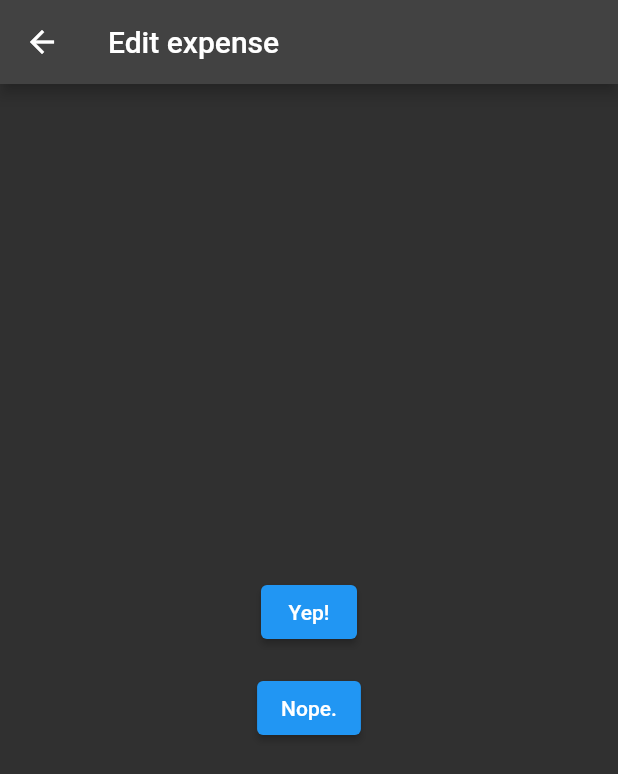
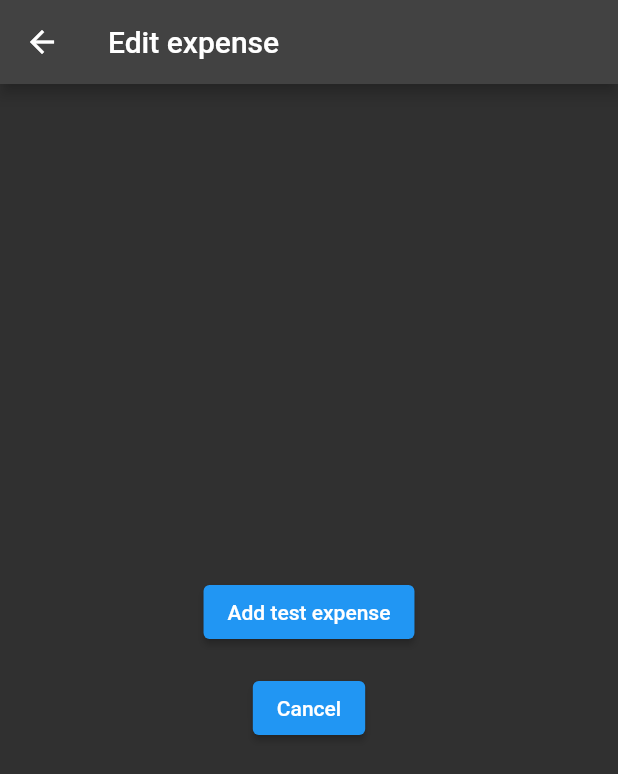
Before and after one commit to victorzshi/splitsi, a Flutter app: the EditBillScreen screen opened by its route, after a tap on "New expense", on a phone screen of 412 x 824 dp. Shown: the top 774 px of the screen. Run offline on Flutter 3.47's test engine with Material 2 defaults, Android fonts, the phone set to English and light mode, and no system bars; our stand-ins replace cloud_firestore, firebase_core; accounts and stored records are empty.

Commit message:
Add expense model

```diff
--- a/analysis_options.yaml
+++ b/analysis_options.yaml
@@ -23,7 +23,7 @@ linter:
   # producing the lint.
   rules:
     # avoid_print: false  # Uncomment to disable the `avoid_print` rule
-    # prefer_single_quotes: true  # Uncomment to enable the `prefer_single_quotes` rule
+    prefer_single_quotes: true  # Uncomment to enable the `prefer_single_quotes` rule
 
 # Additional information about this file can be found at
 # https://dart.dev/guides/language/analysis-options
--- a/lib/src/app.dart
+++ b/lib/src/app.dart
@@ -38,6 +38,8 @@ class App extends StatelessWidget {
             builder: (context) => ViewBillScreen(code: code),
           );
         }
+
+        return null;
       },
       onUnknownRoute: (settings) {
         return MaterialPageRoute(
--- a/lib/src/models/bill.dart
+++ b/lib/src/models/bill.dart
@@ -4,8 +4,8 @@ import 'package:cloud_firestore/cloud_firestore.dart';
 
 class Bill {
   Bill({
-    required this.code,
-    required this.timestamp,
+    this.code,
+    this.timestamp,
     this.title,
     this.description,
   });
@@ -30,17 +30,17 @@ class Bill {
 
   Map<String, dynamic> toFirestore() {
     return {
-      if (code != null) "code": code,
-      if (timestamp != null) "timestamp": timestamp,
-      if (title != null) "title": title,
-      if (description != null) "description": description,
+      if (code != null) 'code': code,
+      if (timestamp != null) 'timestamp': timestamp,
+      if (title != null) 'title': title,
+      if (description != null) 'description': description,
     };
   }
 }
 
 class BillService {
   static final collection =
-      FirebaseFirestore.instance.collection("bills").withConverter(
+      FirebaseFirestore.instance.collection('bills').withConverter(
             fromFirestore: Bill.fromFirestore,
             toFirestore: (bill, options) => bill.toFirestore(),
           );
@@ -51,7 +51,7 @@ class BillService {
     const length = 4;
 
     Future<bool> isNotUniqueCode() async {
-      final query = await collection.where("code", isEqualTo: code).get();
+      final query = await collection.where('code', isEqualTo: code).get();
 
       return query.docs.isNotEmpty;
     }
@@ -71,7 +71,7 @@ class BillService {
   }
 
   static Future<Bill> fetch(String code) async {
-    final query = await collection.where("code", isEqualTo: code).get();
+    final query = await collection.where('code', isEqualTo: code).get();
 
     if (query.docs.isEmpty) {
       throw Exception('Bill not found');
@@ -87,14 +87,15 @@ class BillService {
   }
 
   static void setTestData() async {
-    final query = await collection.where("code", isEqualTo: "TEST").get();
+    const code = 'TEST';
+    final query = await collection.where('code', isEqualTo: code).get();
 
     if (query.docs.isNotEmpty) return;
 
     final timestamp = DateTime.now().toIso8601String();
 
     final testBill = Bill(
-      code: 'TEST',
+      code: code,
       timestamp: timestamp,
       title: 'Test bill',
       description: 'Contains dummy data',
@@ -110,9 +111,9 @@ class BillService {
       timestamp: timestamp,
     );
 
-    await collection.doc('TEST').set(testBill);
-    await collection.doc('SAME1').set(sameBill);
-    await collection.doc('SAME2').set(sameBill);
-    await collection.doc('NULL').set(nullBill);
+    await collection.add(testBill);
+    await collection.add(sameBill);
+    await collection.add(sameBill);
+    await collection.add(nullBill);
   }
 }
--- /dev/null
+++ b/lib/src/models/expense.dart
@@ -0,0 +1,69 @@
+import 'package:cloud_firestore/cloud_firestore.dart';
+
+class Expense {
+  Expense({
+    this.code,
+    this.title,
+    this.amount,
+    this.people,
+  });
+
+  final String? code;
+  final String? title;
+  final double? amount;
+  final List<String>? people;
+
+  factory Expense.fromFirestore(
+    DocumentSnapshot<Map<String, dynamic>> snapshot,
+    SnapshotOptions? options,
+  ) {
+    final data = snapshot.data();
+    return Expense(
+      code: data?['code'],
+      title: data?['title'],
+      amount: data?['amount'],
+      people: data?['people'],
+    );
+  }
+
+  Map<String, dynamic> toFirestore() {
+    return {
+      if (code != null) 'code': code,
+      if (title != null) 'title': title,
+      if (amount != null) 'amount': amount,
+      if (people != null) 'people': people,
+    };
+  }
+}
+
+class ExpenseService {
+  static final collection =
+      FirebaseFirestore.instance.collection('expenses').withConverter(
+            fromFirestore: Expense.fromFirestore,
+            toFirestore: (expense, options) => expense.toFirestore(),
+          );
+
+  static void upload(Expense expense) async {
+    await collection.add(expense);
+  }
+
+  static Future<List<Expense>> fetch(String code) async {
+    final query = await collection.where('code', isEqualTo: code).get();
+
+    if (query.docs.isEmpty) {
+      throw Exception('Expenses not found');
+    }
+
+    // TODO: Return list of expenses.
+    return [];
+  }
+
+  static void setTestData() async {
+    const code = 'TEST';
+    final query = await collection.where('code', isEqualTo: code).get();
+
+    if (query.docs.isNotEmpty) return;
+
+    // TODO: Add test data.
+  }
+}
--- a/lib/src/screens/edit_bill/edit_bill_screen.dart
+++ b/lib/src/screens/edit_bill/edit_bill_screen.dart
@@ -1,6 +1,7 @@
 import 'package:flutter/material.dart';
 
 import '../../models/bill.dart';
+import '../../models/expense.dart';
 import '../../widgets/expense_card.dart';
 import '../edit_expense/edit_expense_screen.dart';
 import '../view_bill/view_bill_screen.dart';
@@ -26,25 +27,29 @@ class _CreateBillScreen extends State<EditBillScreen> {
 
   @override
   Widget build(BuildContext context) {
+    final expenses = <Expense>[];
+
+    expenses.add(Expense(
+      title: 'Taxi',
+      amount: 10,
+      people: ['Ash', 'May', 'Brock', 'Misty'],
+    ));
+
+    expenses.add(Expense(
+      title: 'Food',
+      amount: 17.50,
+      people: ['Ash', 'May', 'Brock'],
+    ));
+
     return Scaffold(
       appBar: AppBar(
         title: const Text('New bill'),
       ),
       body: ListView(
         padding: const EdgeInsets.all(8.0),
-        children: const <Widget>[
-          // TODO: Use list of expenses.
-          ExpenseCard(
-            name: 'Taxi',
-            cost: 18,
-            people: ['Ash', 'May', 'Brock', 'Misty'],
-          ),
-          ExpenseCard(
-            name: 'Food',
-            cost: 25,
-            people: ['Ash', 'May', 'Brock'],
-          ),
-          NewExpenseButton(),
+        children: <Widget>[
+          for (final expense in expenses) ExpenseCard(expense: expense),
+          const NewExpenseButton(),
         ],
       ),
       floatingActionButton: FutureBuilder<String>(
@@ -83,6 +88,8 @@ class ShareBillButton extends StatelessWidget {
 
         BillService.upload(bill);
 
+        // TODO: Add code to all expenses and upload.
+
         Navigator.restorablePopAndPushNamed(
           context,
           '${ViewBillScreen.routeName}/$code',
@@ -106,18 +113,14 @@ class _NewExpenseButtonState extends State<NewExpenseButton> {
   Widget build(BuildContext context) {
     return ElevatedButton.icon(
       onPressed: () {
-        _navigateAndDisplaySelection(context);
+        _navigateAndDisplayExpense(context);
       },
       icon: const Icon(Icons.add),
       label: const Text('New expense'),
     );
   }
 
-// A method that launches the SelectionScreen and awaits the result from
-// Navigator.pop.
-  Future<void> _navigateAndDisplaySelection(BuildContext context) async {
-    // Navigator.push returns a Future that completes after calling
-    // Navigator.pop on the Selection Screen.
+  Future<void> _navigateAndDisplayExpense(BuildContext context) async {
     final result = await Navigator.push(
       context,
       MaterialPageRoute(builder: (context) => const EditExpenseScreen()),
@@ -127,10 +130,10 @@ class _NewExpenseButtonState extends State<NewExpenseButton> {
     // must be checked after an asynchronous gap.
     if (!mounted) return;
 
-    // After the Selection Screen returns a result, hide any previous snackbars
-    // and show the new result.
+    final expense = result as Expense?;
+
     ScaffoldMessenger.of(context)
       ..removeCurrentSnackBar()
-      ..showSnackBar(SnackBar(content: Text('$result')));
+      ..showSnackBar(SnackBar(content: Text('${expense?.title}')));
   }
 }
--- a/lib/src/screens/edit_expense/edit_expense_screen.dart
+++ b/lib/src/screens/edit_expense/edit_expense_screen.dart
@@ -1,4 +1,6 @@
 import 'package:flutter/material.dart';
+
+import '../../models/expense.dart';
 
 class EditExpenseScreen extends StatelessWidget {
   const EditExpenseScreen({super.key});
@@ -17,20 +19,24 @@ class EditExpenseScreen extends StatelessWidget {
               padding: const EdgeInsets.all(8.0),
               child: ElevatedButton(
                 onPressed: () {
-                  // Close the screen and return "Yep!" as the result.
-                  Navigator.pop(context, 'Yep!');
+                  final expense = Expense(
+                    title: 'Drinks',
+                    amount: 22.45,
+                    people: ['Ash', 'May', 'Brock', 'Misty'],
+                  );
+
+                  Navigator.pop(context, expense);
                 },
-                child: const Text('Yep!'),
+                child: const Text('Add test expense'),
               ),
             ),
             Padding(
               padding: const EdgeInsets.all(8.0),
               child: ElevatedButton(
                 onPressed: () {
-                  // Close the screen and return "Nope." as the result.
-                  Navigator.pop(context, 'Nope.');
+                  Navigator.pop(context);
                 },
-                child: const Text('Nope.'),
+                child: const Text('Cancel'),
               ),
             )
           ],
--- a/lib/src/screens/view_bill/comments_observable.dart
+++ b/lib/src/screens/view_bill/comments_observable.dart
@@ -19,8 +19,8 @@ class CommentsObservable extends ChangeNotifier {
 
   void init() {
     _commentsSubscription = CommentService.collection
-        .where("code", isEqualTo: code)
-        .orderBy("timestamp")
+        .where('code', isEqualTo: code)
+        .orderBy('timestamp')
         .snapshots()
         .listen((snapshot) {
       _comments.clear();
@@ -34,5 +34,5 @@ class CommentsObservable extends ChangeNotifier {
     });
   }
 
-  // TODO: Cancel comments subscription
+  // TODO: Cancel comments subscription.
 }
--- a/lib/src/screens/view_bill/view_bill_screen.dart
+++ b/lib/src/screens/view_bill/view_bill_screen.dart
@@ -76,7 +76,7 @@ class _ViewBillScreenState extends State<ViewBillScreen> {
                     Text('Expires: ${DateFormat.yMMMMd().format(expiration)}'),
                     Text(snapshot.data?.title ?? 'No title'),
                     Text(snapshot.data?.description ?? 'No description'),
-                    // TODO: Show expenses
+                    // TODO: Show expenses.
                     const Text('Expenses placeholder'),
                     ChangeNotifierProvider(
                       create: (context) =>
--- a/lib/src/widgets/expense_card.dart
+++ b/lib/src/widgets/expense_card.dart
@@ -1,16 +1,11 @@
 import 'package:flutter/material.dart';
 
+import '../models/expense.dart';
+
 class ExpenseCard extends StatelessWidget {
-  const ExpenseCard({
-    super.key,
-    required this.name,
-    required this.cost,
-    required this.people,
-  });
+  const ExpenseCard({super.key, required this.expense});
 
-  final String name;
-  final double cost;
-  final List<String> people;
+  final Expense expense;
 
   Color convertToColor(String name) {
     final numbers = name.codeUnits;
@@ -25,6 +20,14 @@ class ExpenseCard extends StatelessWidget {
 
   @override
   Widget build(BuildContext context) {
+    assert(expense.title != null);
+    assert(expense.amount != null);
+    assert(expense.people != null);
+
+    final title = expense.title as String;
+    final amount = '\$${(expense.amount as double).toStringAsFixed(2)}';
+    final people = expense.people as List<String>;
+
     return Card(
       child: Column(
         children: <Widget>[
@@ -32,12 +35,12 @@ class ExpenseCard extends StatelessWidget {
             children: <Widget>[
               Expanded(
                 child: Center(
-                  child: Text(name),
+                  child: Text(title),
                 ),
               ),
               Expanded(
                 child: Center(
-                  child: Text('\$${cost.toStringAsFixed(2)}'),
+                  child: Text(amount),
                 ),
               ),
             ],
@@ -49,7 +52,6 @@ class ExpenseCard extends StatelessWidget {
                 Chip(
                   avatar: CircleAvatar(
                     backgroundColor: convertToColor(person),
-                    // child: Text(person[0]),
                   ),
                   label: Text(person),
                 ),
```
Also changed, not shown: lib/src/models/comment.dart (+13 -12 lines).
